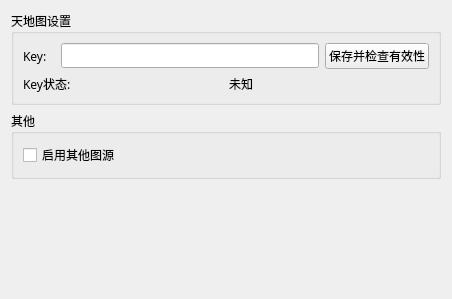
This is ui/setting.ui in liuxsdev/qgis-plugin-tianditu as Qt 5 draws it before an edit. The edited form follows.
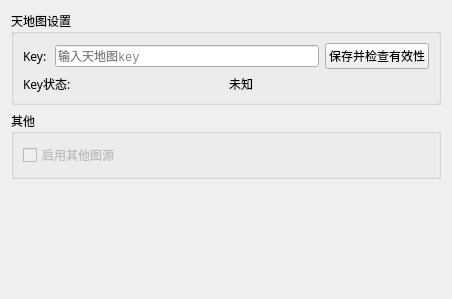
This is the edited form. Custom widgets are drawn as their Qt base class.

Commit message: :art: update lineEdit

The edit to the form file:
```diff
--- a/ui/setting.ui
+++ b/ui/setting.ui
@@ -26,7 +26,7 @@
      </property>
      <layout class="QVBoxLayout" name="verticalLayout_2">
       <item>
-       <layout class="QHBoxLayout" name="horizontalLayout" stretch="1,8,2">
+       <layout class="QHBoxLayout" name="horizontalLayout" stretch="1,10,2">
         <item>
          <widget class="QLabel" name="label">
           <property name="text">
@@ -35,7 +35,22 @@
          </widget>
         </item>
         <item>
-         <widget class="QLineEdit" name="lineEdit"/>
+         <widget class="QgsPasswordLineEdit" name="mLineEdit_key">
+          <property name="font">
+           <font>
+            <family>Consolas</family>
+           </font>
+          </property>
+          <property name="placeholderText">
+           <string>输入天地图key</string>
+          </property>
+          <property name="clearButtonEnabled">
+           <bool>false</bool>
+          </property>
+          <property name="showLockIcon">
+           <bool>false</bool>
+          </property>
+         </widget>
         </item>
         <item>
          <widget class="QPushButton" name="pushButton">
@@ -80,6 +95,9 @@
      <layout class="QVBoxLayout" name="verticalLayout_3">
       <item>
        <widget class="QCheckBox" name="checkBox">
+        <property name="enabled">
+         <bool>false</bool>
+        </property>
         <property name="font">
          <font>
           <family>微软雅黑</family>
@@ -108,6 +126,13 @@
    </item>
   </layout>
  </widget>
+ <customwidgets>
+  <customwidget>
+   <class>QgsPasswordLineEdit</class>
+   <extends>QLineEdit</extends>
+   <header>qgspasswordlineedit.h</header>
+  </customwidget>
+ </customwidgets>
  <resources/>
  <connections/>
 </ui>
```
Left out of the diff: 2 changed lines with no effect on the pictures. The commit also changes 3 other files.
